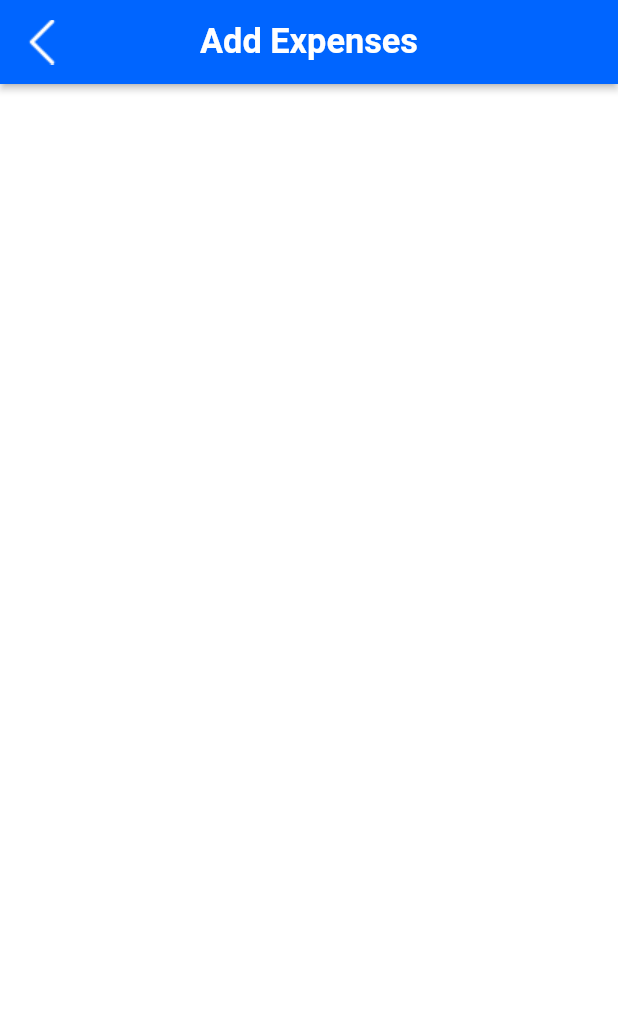
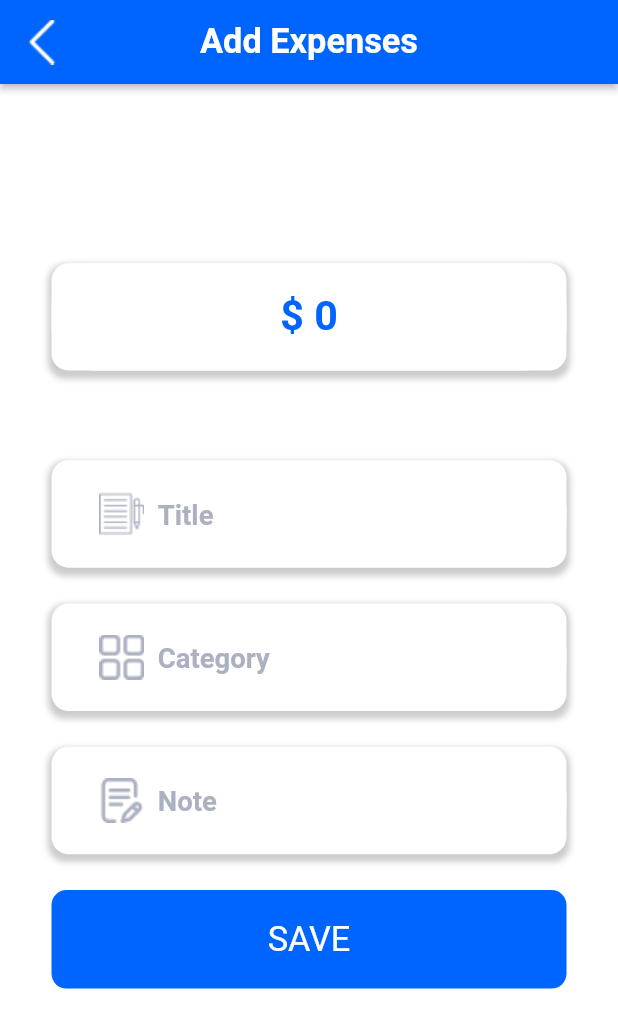
Before and after one commit to Maverick-Softwares/artisan, a Flutter app: the AddIncomeExpense screen opened directly, on a phone screen of 412 x 824 dp. Shown: the top 1028 px of the screen. Run offline on Flutter 3.47's test engine with Material 2 defaults, Android fonts, the phone set to English and light mode, and no system bars; our stand-ins replace dropdown_button2, flutter_screenutil, font_awesome_flutter, get, google_fonts, otp_text_field and 1 more.

Commit message:
add-expenses

```diff
--- a/lib/main.dart
+++ b/lib/main.dart
@@ -1,5 +1,6 @@
 // ignore_for_file: prefer_const_constructors, depend_on_referenced_packages
 import 'package:artisan/pages/add_expenses.dart';
+import 'package:artisan/pages/add_income_expense.dart';
 import 'package:artisan/pages/dashboard_navpage.dart';
 import 'package:artisan/pages/login_page.dart';
 import 'package:artisan/utils/app_colors.dart';
@@ -38,8 +39,7 @@ class _MyAppState extends State<MyApp> {
               // initialRoute: login,
               getPages: getPages,
               // home: LoginPage(),
-            home:AddExpenses()
-          );
+              home: AddIncomeExpense());
         });
   }
 }
--- a/lib/pages/add_expenses.dart
+++ b/lib/pages/add_expenses.dart
@@ -68,8 +68,6 @@ class _AddExpensesState extends State<AddExpenses> {
                 SizedBox(
                   height: 30.h,
                 ),
-
-
                 Row(
                   children: [
                     Container(
@@ -450,16 +448,16 @@ class _AddExpensesState extends State<AddExpenses> {
                   ],
                 ),
               ),
-              SizedBox(
-                width: 5.w,
-              ),
+              // SizedBox(
+              //   width: 5.w,
+              // ),
               IconButton(
                 onPressed: () {
                   setState(() {
                     rows.removeAt(index);
                   });
                 },
-                icon: Image.asset("assets/iconImage/close.png",height: 25.h,width: 25.w,),
+                icon: Image.asset("assets/iconImage/close.png",height: 22.h,width: 22.w,),
               ),
             ],
           ),
--- a/lib/pages/add_income_expense.dart
+++ b/lib/pages/add_income_expense.dart
@@ -1,8 +1,11 @@
+// ignore_for_file: prefer_const_constructors, depend_on_referenced_packages, prefer_final_fields
 
-// ignore_for_file: prefer_const_constructors
-
+import 'package:artisan/widgets/expenses_text_field.dart';
 import 'package:flutter_screenutil/flutter_screenutil.dart';
 import 'package:flutter/material.dart';
+import 'package:get/get.dart';
+import '../utils/app_colors.dart';
+import '../widgets/custom_text.dart';
 
 class AddIncomeExpense extends StatefulWidget {
   const AddIncomeExpense({super.key});
@@ -12,20 +15,165 @@ class AddIncomeExpense extends StatefulWidget {
 }
 
 class _AddIncomeExpenseState extends State<AddIncomeExpense> {
+  TextEditingController _priceController = TextEditingController();
+  TextEditingController _titleController = TextEditingController();
+  TextEditingController _categoryController = TextEditingController();
+  TextEditingController _noteController = TextEditingController();
+
+  void _save() async {
+    String price = _priceController.text;
+    String title = _titleController.text;
+    String categry = _categoryController.text;
+    String note = _noteController.text;
+
+    // !pls delate -------------
+
+    if (price.isEmpty) {
+      Get.snackbar(
+        'Oops!',
+        'Price field cannot be empty!',
+        colorText: Colors.white,
+        backgroundColor: Colors.redAccent,
+      );
+    } else if (title.isEmpty) {
+      Get.snackbar(
+        'Oops!',
+        'Tile field cannot be empty!',
+        colorText: Colors.white,
+        backgroundColor: Colors.redAccent,
+      );
+    } else if (categry.isEmpty) {
+      Get.snackbar(
+        'Oops!',
+        'Categry field cannot be empty!',
+        colorText: Colors.white,
+        backgroundColor: Colors.redAccent,
+      );
+    } else {
+      // Sign up logic
+      // Redirect to the next page or perform necessary actions
+    }
+  }
+
   @override
   Widget build(BuildContext context) {
     return Scaffold(
       appBar: AppBar(
         backgroundColor: Color(0xFF0065FF),
         elevation: 2,
-        title: Text("Add Expenses",style: TextStyle(fontSize: 20.sp,fontWeight: FontWeight.bold),),
+        title: Text(
+          "Add Expenses",
+          style: TextStyle(fontSize: 20.sp, fontWeight: FontWeight.bold),
+        ),
         centerTitle: true,
-        leading: Image.asset("assets/iconImage/left-arrow1.png",height: 30.h,width: 30.w,),
+        leading: Image.asset(
+          "assets/iconImage/left-arrow1.png",
+          height: 30.h,
+          width: 30.w,
+        ),
       ),
-      body: Column(
-        children: [
-
-        ],
+      body: SingleChildScrollView(
+        child: Container(
+          padding: EdgeInsets.symmetric(horizontal: 30.w),
+          child: Column(
+            children: [
+              SizedBox(
+                height: 100.h,
+              ),
+              Container(
+                height: 60.h,
+                decoration: BoxDecoration(
+                  borderRadius: BorderRadius.circular(10.sp),
+                  color: Colors.white,
+                  boxShadow: [
+                    BoxShadow(
+                      color: Colors.black.withOpacity(0.2),
+                      spreadRadius: 2,
+                      blurRadius: 3,
+                      offset: Offset(
+                        0,
+                        3,
+                      ), // Offset for the shadow (horizontal, vertical)
+                    ),
+                  ],
+                ),
+                child: Center(
+                  child: TextField(
+                    keyboardType: TextInputType.number,
+                    style: TextStyle(
+                      fontSize: 24.sp,
+                      fontWeight: FontWeight.bold,
+                      color: Color(0xFF0065FF),
+                    ),
+                    textAlign: TextAlign.center,
+                    controller: _priceController,
+                    decoration: InputDecoration(
+                      border: InputBorder.none,
+                      hintText: "\$ 0",
+                      hintStyle: TextStyle(
+                          color: Color(0xFF0065FF),
+                          fontSize: 24.sp,
+                          fontWeight: FontWeight.bold),
+                      focusedBorder: OutlineInputBorder(
+                        borderRadius: BorderRadius.circular(30),
+                        borderSide: BorderSide(width: 1.0, color: Colors.white),
+                      ),
+                      enabledBorder: OutlineInputBorder(
+                        borderRadius: BorderRadius.circular(30),
+                        borderSide: BorderSide(width: 1.0, color: Colors.white),
+                      ),
+                      // border: OutlineInputBorder(
+                      //   borderRadius: BorderRadius.circular(30),
+                      // ), // Center the hint text
+                    ),
+                  ),
+                ),
+              ),
+              SizedBox(
+                height: 50.h,
+              ),
+              ExpensesTextFeild(
+                  Controller: _titleController,
+                  hintText: "Title",
+                  image: "assets/iconImage/title.png"),
+              SizedBox(
+                height: 20.h,
+              ),
+              ExpensesTextFeild(
+                  Controller: _categoryController,
+                  hintText: "Category",
+                  image: "assets/iconImage/menu.png"),
+              SizedBox(
+                height: 20.h,
+              ),
+              ExpensesTextFeild(
+                  Controller: _noteController,
+                  hintText: "Note",
+                  image: "assets/iconImage/writing.png"),
+              SizedBox(
+                height: 20.h,
+              ),
+              GestureDetector(
+                onTap: _save,
+                child: Container(
+                  height: 55.h,
+                  decoration: BoxDecoration(
+                    borderRadius: BorderRadius.circular(10),
+                    color: AppColors.buttomColor,
+                  ),
+                  child: Center(
+                    child: CustomText(
+                      text: 'SAVE',
+                      textColor: Colors.white,
+                      fontSize: 20.sp,
+                      fontWeight: FontWeight.bold,
+                    ),
+                  ),
+                ),
+              ),
+            ],
+          ),
+        ),
       ),
     );
   }
--- a/lib/widgets/custom_text_field.dart
+++ b/lib/widgets/custom_text_field.dart
@@ -19,7 +19,7 @@ class AppTextField extends StatelessWidget {
   Widget build(BuildContext context) {
     return Container(
       child: TextField(
-        keyboardType:keyboard_type,
+        keyboardType:TextInputType.text,
         controller: Controller,
         decoration: InputDecoration(
           hintText: hintText,
--- /dev/null
+++ b/lib/widgets/expenses_text_field.dart
@@ -0,0 +1,72 @@
+// ignore_for_file: prefer_const_constructors_in_immutables, non_constant_identifier_names, prefer_const_constructors, depend_on_referenced_packages
+
+import 'package:flutter_screenutil/flutter_screenutil.dart';
+import 'package:flutter/material.dart';
+
+class ExpensesTextFeild extends StatelessWidget {
+  ExpensesTextFeild(
+      {Key? key,
+      required this.Controller,
+      required this.hintText,
+      required this.image})
+      : super(key: key);
+
+  final TextEditingController Controller;
+  final String hintText;
+  final String image;
+
+  @override
+  Widget build(BuildContext context) {
+    return Container(
+      height: 60.h,
+      decoration: BoxDecoration(
+        borderRadius: BorderRadius.circular(10.sp),
+        color: Colors.white,
+        boxShadow: [
+          BoxShadow(
+            color: Colors.black.withOpacity(0.2),
+            spreadRadius: 2,
+            blurRadius: 3,
+            offset: Offset(
+              0,
+              3,
+            ), // Offset for the shadow (horizontal, vertical)
+          ),
+        ],
+      ),
+      child: Center(
+        child: Padding(
+          padding: EdgeInsets.only(left: 20.w),
+          child: TextField(
+            keyboardType: TextInputType.text,
+            style: TextStyle(
+              fontSize: 18.sp,
+            ),
+            controller: Controller,
+            decoration: InputDecoration(
+              prefixIcon: Image.asset(
+                image,
+                height: 30.h,
+                width: 30.w,
+              ),
+              border: InputBorder.none,
+              hintText: hintText,
+              hintStyle: TextStyle(
+                  color: Color(0xFFACB1C1),
+                  fontSize: 16.sp,
+                  fontWeight: FontWeight.bold),
+              focusedBorder: OutlineInputBorder(
+                borderRadius: BorderRadius.circular(30),
+                borderSide: BorderSide(width: 1.0, color: Colors.white),
+              ),
+              enabledBorder: OutlineInputBorder(
+                borderRadius: BorderRadius.circular(30),
+                borderSide: BorderSide(width: 1.0, color: Colors.white),
+              ),
+            ),
+          ),
+        ),
+      ),
+    );
+  }
+}
```
Also changed, not shown: assets/iconImage/menu.png (added), assets/iconImage/title.png (added), assets/iconImage/writing.png (added). Lines whose indentation alone changed are shown as unchanged.
